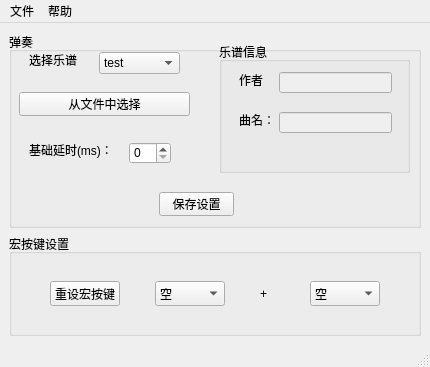
muaying/ysMusic, file src/mainwindow.ui: the form before one commit.
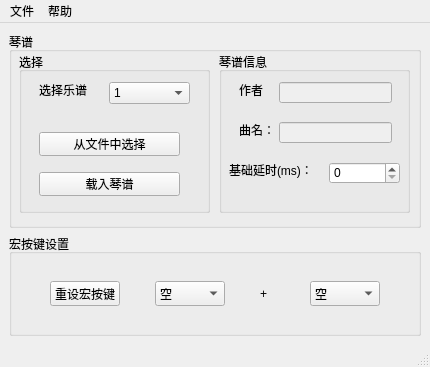
The form after the commit.

The edit to the form file:
```diff
--- a/src/mainwindow.ui
+++ b/src/mainwindow.ui
@@ -36,86 +36,19 @@
                             </size>
                         </property>
                         <property name="title">
-                            <string>弹奏</string>
-                        </property>
-                        <widget class="QLabel" name="label_2">
-                            <property name="geometry">
-                                <rect>
-                                    <x>20</x>
-                                    <y>110</y>
-                                    <width>91</width>
-                                    <height>16</height>
-                                </rect>
-                            </property>
-                            <property name="text">
-                                <string>基础延时(ms)：</string>
-                            </property>
-                        </widget>
-                        <widget class="QSpinBox" name="spbDelay">
-                            <property name="geometry">
-                                <rect>
-                                    <x>120</x>
-                                    <y>110</y>
-                                    <width>42</width>
-                                    <height>22</height>
-                                </rect>
-                            </property>
-                            <property name="maximum">
-                                <number>20000</number>
-                            </property>
-                        </widget>
-                        <widget class="QComboBox" name="cmbSelect">
-                            <property name="geometry">
-                                <rect>
-                                    <x>90</x>
-                                    <y>20</y>
-                                    <width>81</width>
-                                    <height>22</height>
-                                </rect>
-                            </property>
-                            <item>
-                                <property name="text">
-                                    <string>test</string>
-                                </property>
-                            </item>
-                        </widget>
-                        <widget class="QLabel" name="label_3">
-                            <property name="geometry">
-                                <rect>
-                                    <x>20</x>
-                                    <y>20</y>
-                                    <width>53</width>
-                                    <height>16</height>
-                                </rect>
-                            </property>
-                            <property name="text">
-                                <string>选择乐谱</string>
-                            </property>
-                        </widget>
-                        <widget class="QPushButton" name="btnSelect">
-                            <property name="geometry">
-                                <rect>
-                                    <x>10</x>
-                                    <y>60</y>
-                                    <width>171</width>
-                                    <height>24</height>
-                                </rect>
-                            </property>
-                            <property name="text">
-                                <string>从文件中选择</string>
-                            </property>
-                        </widget>
+       <string>琴谱</string>
+      </property>
                         <widget class="QGroupBox" name="groupBox_3">
                             <property name="geometry">
                                 <rect>
                                     <x>210</x>
-                                    <y>10</y>
+         <y>20</y>
                                     <width>191</width>
-                                    <height>131</height>
+         <height>161</height>
                                 </rect>
                             </property>
                             <property name="title">
-                                <string>乐谱信息</string>
+        <string>琴谱信息</string>
                             </property>
                             <widget class="QLabel" name="label_4">
                                 <property name="geometry">
@@ -169,19 +102,104 @@
                                     </rect>
                                 </property>
                             </widget>
-                        </widget>
-                        <widget class="QPushButton" name="btnReadPlay">
+       <widget class="QSpinBox" name="spbDelay">
+        <property name="geometry">
+         <rect>
+          <x>110</x>
+          <y>110</y>
+          <width>71</width>
+          <height>22</height>
+         </rect>
+        </property>
+        <property name="maximum">
+         <number>20000</number>
+        </property>
+       </widget>
+       <widget class="QLabel" name="label_2">
                             <property name="geometry">
                                 <rect>
-                                    <x>150</x>
-                                    <y>160</y>
-                                    <width>75</width>
+          <x>10</x>
+          <y>110</y>
+          <width>91</width>
+          <height>16</height>
+         </rect>
+        </property>
+        <property name="text">
+         <string>基础延时(ms)：</string>
+        </property>
+       </widget>
+      </widget>
+      <widget class="QGroupBox" name="groupBox_4">
+       <property name="geometry">
+        <rect>
+         <x>10</x>
+         <y>20</y>
+         <width>191</width>
+         <height>161</height>
+        </rect>
+       </property>
+       <property name="title">
+        <string>选择</string>
+       </property>
+       <widget class="QLabel" name="label_3">
+        <property name="geometry">
+         <rect>
+          <x>20</x>
+          <y>30</y>
+          <width>53</width>
+          <height>16</height>
+         </rect>
+        </property>
+        <property name="text">
+         <string>选择乐谱</string>
+        </property>
+       </widget>
+       <widget class="QComboBox" name="cmbSelect">
+        <property name="geometry">
+         <rect>
+          <x>90</x>
+          <y>30</y>
+          <width>81</width>
+          <height>22</height>
+         </rect>
+        </property>
+        <item>
+         <property name="text">
+          <string>1</string>
+         </property>
+        </item>
+        <item>
+         <property name="text">
+          <string>2</string>
+         </property>
+        </item>
+       </widget>
+       <widget class="QPushButton" name="btnLoadSheet">
+        <property name="geometry">
+         <rect>
+          <x>20</x>
+          <y>120</y>
+          <width>141</width>
                                     <height>24</height>
                                 </rect>
                             </property>
                             <property name="text">
-                                <string>保存设置</string>
-                            </property>
+         <string>载入琴谱</string>
+        </property>
+       </widget>
+       <widget class="QPushButton" name="btnSelect">
+        <property name="geometry">
+         <rect>
+          <x>20</x>
+          <y>80</y>
+          <width>141</width>
+          <height>24</height>
+         </rect>
+        </property>
+        <property name="text">
+         <string>从文件中选择</string>
+        </property>
+       </widget>
                         </widget>
                     </widget>
                 </item>
```
Left out of the diff: 7 changed lines with no effect on the pictures. Lines whose indentation alone changed are shown as unchanged.
